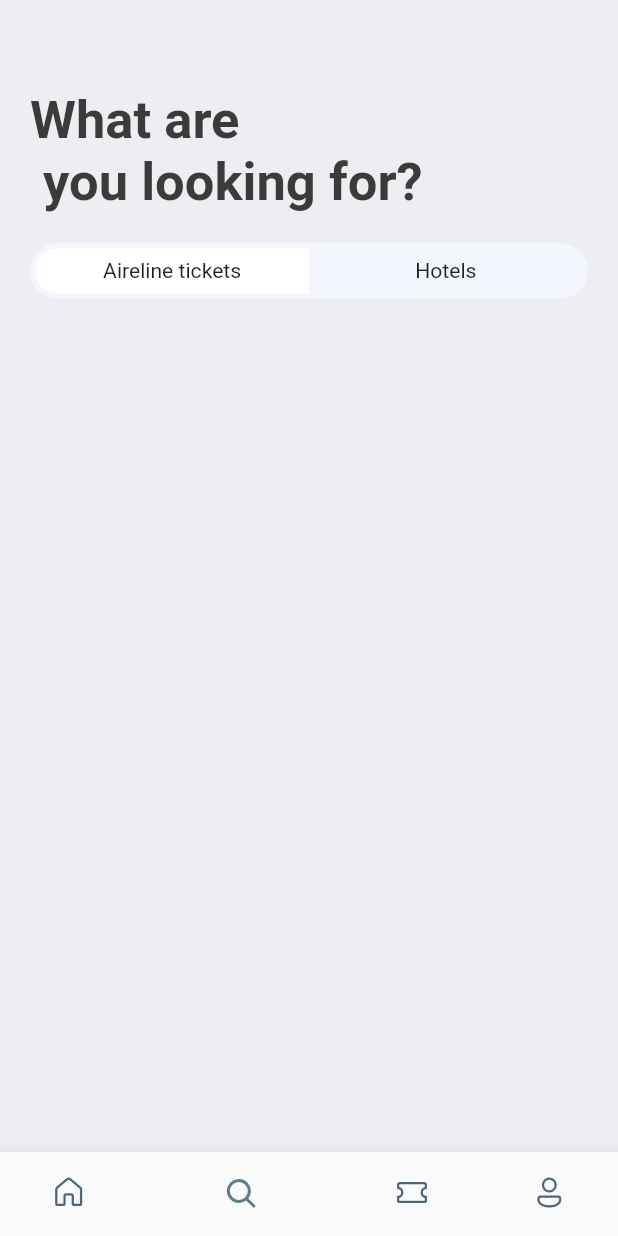
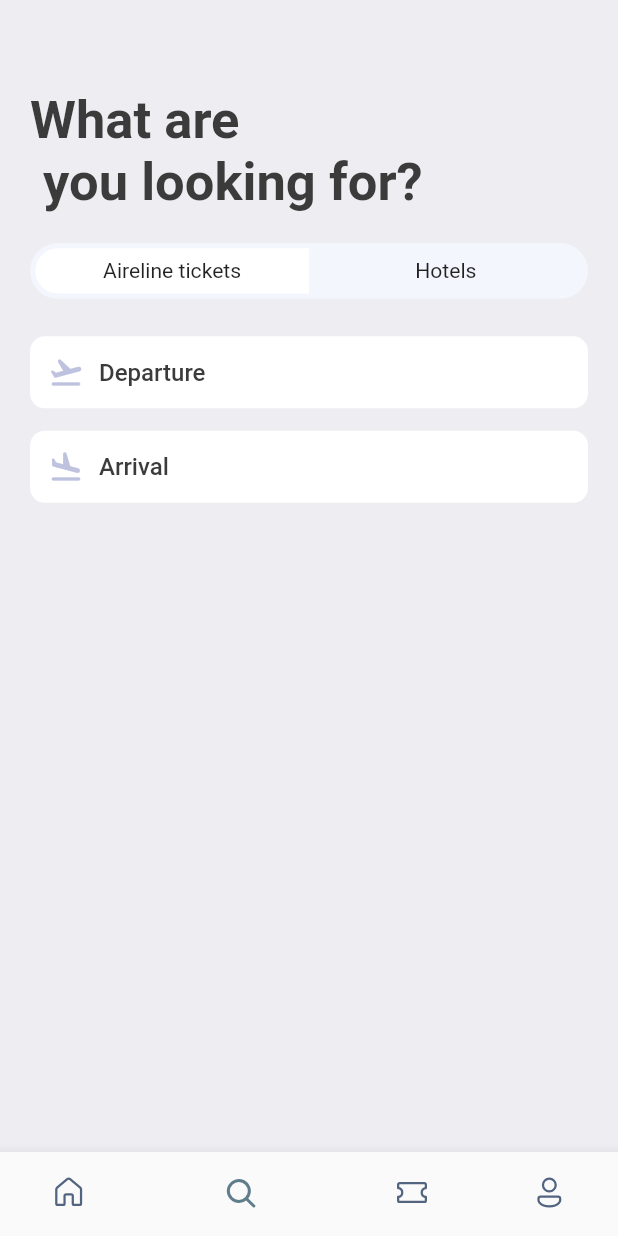
Before and after one commit to Linabousbih/TravelApp, a Flutter app: the screen it shows after launch, item 2 of the bottom bar chosen, on a phone screen of 412 x 824 dp. Run offline on Flutter 3.47's test engine with Material 2 defaults, Android fonts, the phone set to English and light mode, and no system bars; our stand-ins replace fluentui_icons, gap, get.

Commit message:
second page second part

```diff
--- a/lib/screens/search_screen.dart
+++ b/lib/screens/search_screen.dart
@@ -1,5 +1,6 @@
 import 'package:first_one/utils/app_layout.dart';
 import 'package:first_one/utils/app_styles.dart';
+import 'package:first_one/widgets/icon_text_widget.dart';
 import 'package:flutter/material.dart';
 import 'package:first_one/utils/app_styles.dart';
 import 'package:gap/gap.dart';
@@ -23,6 +24,9 @@ class SearchScreen extends StatelessWidget {
               style: Styles.headlineStyle.copyWith(fontSize: 35),
             ),
             Gap(AppLayout.getHeight(20)),
+
+            /*************************First part***********************/
+
             FittedBox(
               child: Container(
                 padding: EdgeInsets.all(3.5),
@@ -66,7 +70,15 @@ class SearchScreen extends StatelessWidget {
                         BorderRadius.circular(AppLayout.getHeight(50)),
                     color: const Color(0xFFF4F6FD)),
               ),
-            )
+            ),
+
+            Gap(AppLayout.getHeight(25)),
+
+            /*************************Second part***********************/
+
+            const IconText(icon : Icons.flight_takeoff_rounded, text:"Departure"),
+            Gap(AppLayout.getHeight(15)),
+            const IconText(icon : Icons.flight_land_rounded, text:"Arrival"),
           ]),
     );
   }
--- /dev/null
+++ b/lib/widgets/icon_text_widget.dart
@@ -0,0 +1,33 @@
+import 'package:first_one/utils/app_layout.dart';
+import 'package:first_one/utils/app_styles.dart';
+import 'package:flutter/material.dart';
+import 'package:gap/gap.dart';
+
+class IconText extends StatelessWidget {
+  final IconData icon;
+  final String text;
+  const IconText({Key?key, required this.icon, required this.text}) : super (key: key);
+
+  @override
+  Widget build(BuildContext context) {
+    return Container(
+      padding: EdgeInsets.symmetric(
+          vertical: AppLayout.getHeight(12),
+          horizontal: AppLayout.getHeight(12)),
+      decoration: BoxDecoration(
+          color: Colors.white,
+          borderRadius: BorderRadius.circular(AppLayout.getWidth(10))),
+      child: Row(
+        children: [
+          Icon(icon,
+            color: Color(0xFFBFC2DF),
+          ),
+          Gap(AppLayout.getWidth(10)),
+          Text(text,
+            style: Styles.textStyle,
+          )
+        ],
+      ),
+    );
+  }
+}
```
